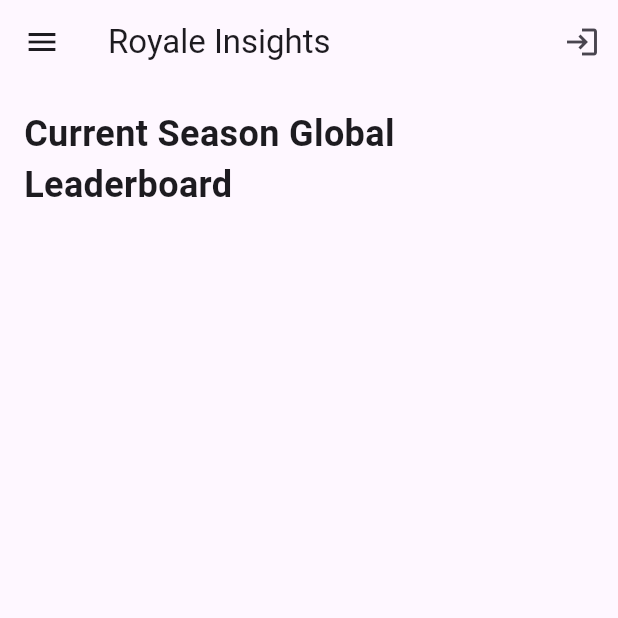
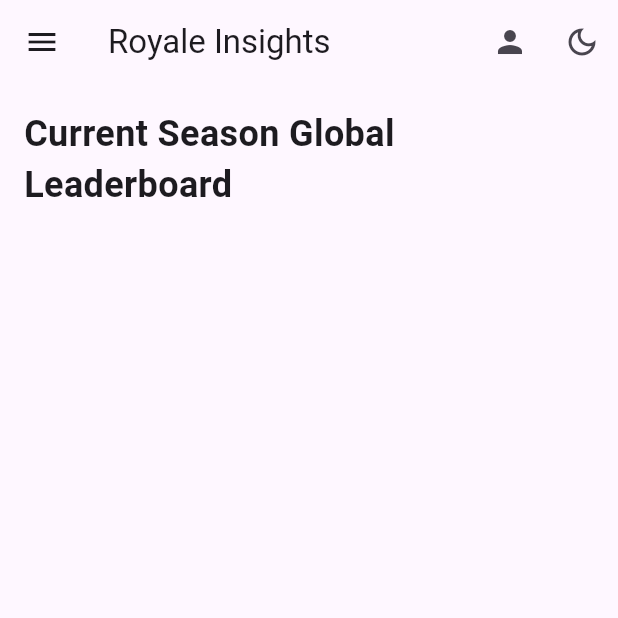
Before and after one commit to esteel23/royale_insights, a Flutter app: the screen it shows after launch, on a phone screen of 412 x 824 dp, the top half of it. Run offline on Flutter 3.47's test engine with Material 3 defaults, Android fonts, the phone set to English and light mode, and no system bars; generated files the repository leaves out were written again; network calls fail.

Commit message:
Add dark mode

```diff
--- a/lib/main.dart
+++ b/lib/main.dart
@@ -2,19 +2,36 @@ import 'package:flutter/material.dart';
 import 'pages/home.dart';
 
 void main() {
-  runApp(MyApp());
+  runApp(const RoyaleInsights());
 }
 
-class MyApp extends StatelessWidget {
-  const MyApp({super.key});
+class RoyaleInsights extends StatefulWidget {
+  const RoyaleInsights({super.key});
+
+  @override
+  _RoyaleInsightsState createState() => _RoyaleInsightsState();
+}
+
+class _RoyaleInsightsState extends State<RoyaleInsights>{
+
+  bool isDarkMode = false;
+
+  void _toggleTheme() {
+    setState(() {
+      isDarkMode = !isDarkMode;
+    });
+  }
 
   @override
   Widget build(BuildContext context) {
     return MaterialApp(
       theme: ThemeData.light(),
       darkTheme: ThemeData.dark(),
-      themeMode: ThemeMode.system,
-      home: const MainPage(),
+      themeMode: isDarkMode ? ThemeMode.dark : ThemeMode.light,
+      home: MainPage(
+        isDarkMode: isDarkMode,
+        toggleTheme: _toggleTheme,
+      )
     );
   }
 }
--- a/lib/pages/home.dart
+++ b/lib/pages/home.dart
@@ -4,7 +4,14 @@ import 'global_leaderboard.dart';
 import '../services/authentication_dialogue.dart';
 
 class MainPage extends StatefulWidget {
-  const MainPage({super.key});
+  final bool isDarkMode;
+  final VoidCallback toggleTheme;
+
+  const MainPage({
+    required this.isDarkMode,
+    required this.toggleTheme,
+    super.key,
+  });
 
   @override
   _MainPageState createState() => _MainPageState();
@@ -33,7 +40,13 @@ class _MainPageState extends State<MainPage> {
         actions: [
           IconButton(
             onPressed: () => _showAuthenticationDialog(context),
-            icon: const Icon(Icons.login),
+            icon: const Icon(Icons.person),
+          ),
+          IconButton(
+            onPressed: widget.toggleTheme,
+            icon: Icon(
+              widget.isDarkMode ? Icons.dark_mode : Icons.dark_mode_outlined,
+            ),
           ),
         ],
       ),
--- a/lib/services/authentication_dialogue.dart
+++ b/lib/services/authentication_dialogue.dart
@@ -33,7 +33,7 @@ class _AuthenticationDialogState extends State<AuthenticationDialog> {
   @override
   Widget build(BuildContext context) {
     return AlertDialog(
-      title: const Text('Authenticate Player'),
+      title: const Text('Clash Royale Login'),
       content: Column(
         mainAxisSize: MainAxisSize.min,
         children: [
```
Also changed, not shown: lib/src/leaderboard.dart (+19 -9 lines).
